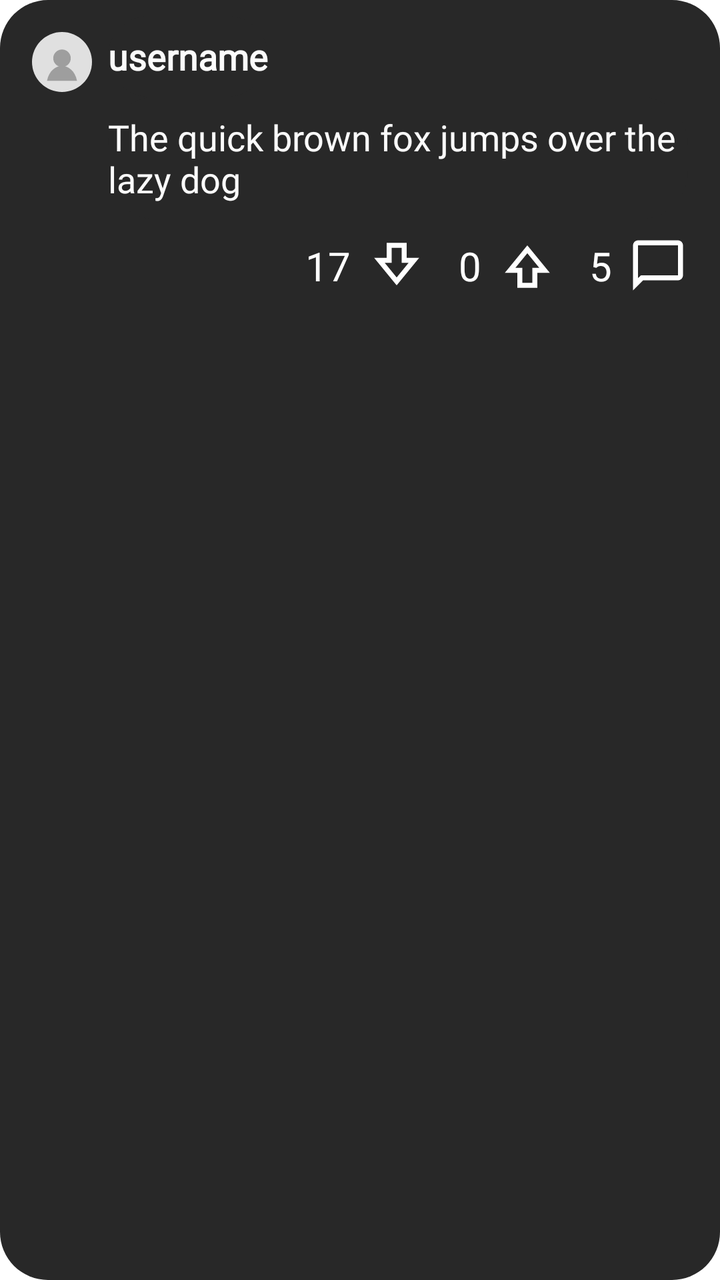
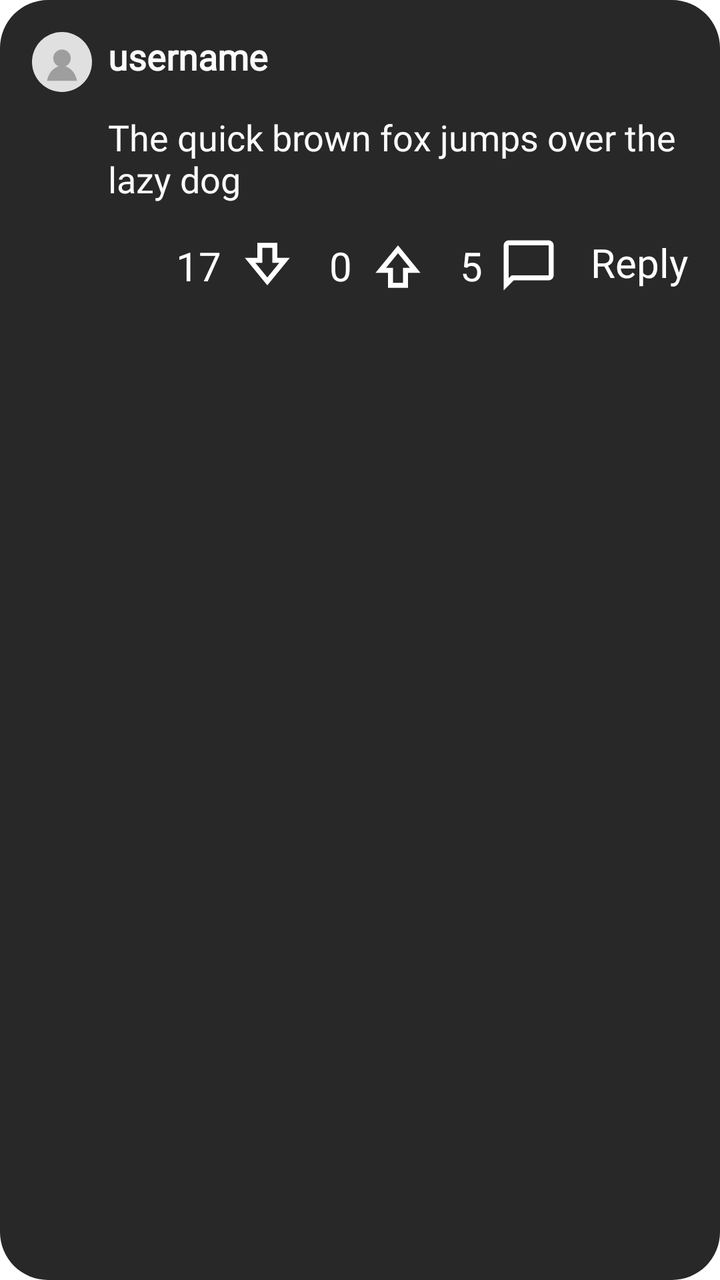

An Android layout rendered at two revisions. The XML below is the earlier revision; the diff shows what the commit changed to produce the second picture.
<!-- AndroidManifest.xml: application theme Theme.MyApplication_Java -->
<!-- res/layout/item_comment.xml -->
<?xml version="1.0" encoding="utf-8"?>
<androidx.constraintlayout.widget.ConstraintLayout xmlns:android="http://schemas.android.com/apk/res/android"
    android:layout_width="match_parent"
    android:layout_height="wrap_content"
    xmlns:app="http://schemas.android.com/apk/res-auto"
    xmlns:tools="http://schemas.android.com/tools"
    android:background="@drawable/rounded_box"
    android:padding="8dp">

    <TextView
        android:id="@+id/user_name"
        android:layout_width="wrap_content"
        android:layout_height="wrap_content"
        android:layout_marginStart="8dp"
        android:background="@drawable/rounded_box"
        android:fontFamily="@font/inter_bold"
        android:paddingTop="8dp"
        android:paddingBottom="8dp"
        android:text="username"
        android:textColor="#FBFBFB"
        android:textSize="18sp"
        android:textStyle="bold"
        app:layout_constraintStart_toEndOf="@+id/profile_picture"
        app:layout_constraintTop_toTopOf="parent" />

    <ImageView
        android:id="@+id/profile_picture"
        android:layout_width="30dp"
        android:layout_height="30dp"
        android:layout_marginStart="8dp"
        android:layout_marginTop="8dp"
        app:layout_constraintStart_toStartOf="parent"
        app:layout_constraintTop_toTopOf="parent"
        android:src="@drawable/profile_placeholder" />

    <TextView
        android:id="@+id/content_text"
        android:layout_width="0dp"
        android:layout_height="wrap_content"
        android:layout_marginStart="8dp"
        android:layout_marginEnd="8dp"
        android:background="@drawable/rounded_box"
        android:fontFamily="@font/inter"
        android:paddingTop="8dp"
        android:paddingBottom="8dp"
        android:text="The quick brown fox jumps over the lazy dog"
        android:textColor="#FBFBFB"
        android:textSize="18sp"
        app:layout_constraintEnd_toEndOf="parent"
        app:layout_constraintStart_toEndOf="@+id/profile_picture"
        app:layout_constraintTop_toBottomOf="@id/user_name" />

    <ImageView
        android:id="@+id/comments_icon"
        android:layout_width="30dp"
        android:layout_height="30dp"
        android:layout_marginTop="8dp"
        android:layout_marginEnd="8dp"
        android:src="@drawable/comment_bubble_icon"
        app:layout_constraintEnd_toEndOf="parent"
        app:layout_constraintTop_toBottomOf="@id/content_text" />

    <TextView
        android:id="@+id/comments_num"
        android:layout_width="wrap_content"
        android:layout_height="wrap_content"
        android:layout_marginEnd="8dp"
        android:fontFamily="@font/inter_bold"
        android:text="5"
        android:textColor="#FFFFFF"
        android:textSize="20sp"
        app:layout_constraintBottom_toBottomOf="@+id/comments_icon"
        app:layout_constraintEnd_toStartOf="@+id/comments_icon"
        app:layout_constraintTop_toTopOf="@+id/comments_icon" />

    <ImageView
        android:id="@+id/upvote_icon"
        android:layout_width="30dp"
        android:layout_height="30dp"
        android:layout_marginEnd="16dp"
        android:src="@drawable/upvote_icon"
        app:layout_constraintBottom_toBottomOf="@+id/comments_icon"
        app:layout_constraintEnd_toStartOf="@id/comments_num"
        app:layout_constraintTop_toTopOf="@+id/comments_icon" />

    <TextView
        android:id="@+id/upvotes_num"
        android:layout_width="wrap_content"
        android:layout_height="wrap_content"
        android:layout_marginEnd="8dp"
        android:fontFamily="@font/inter_bold"
        android:text="0"
        android:textColor="#FFFFFF"
        android:textSize="20sp"
        app:layout_constraintBottom_toBottomOf="@+id/comments_icon"
        app:layout_constraintEnd_toStartOf="@+id/upvote_icon"
        app:layout_constraintTop_toTopOf="@+id/comments_icon" />

    <ImageView
        android:id="@+id/downvote_icon"
        android:layout_width="30dp"
        android:layout_height="30dp"
        android:layout_marginEnd="16dp"
        android:src="@drawable/downvote_icon"
        app:layout_constraintBottom_toBottomOf="@+id/comments_icon"
        app:layout_constraintEnd_toStartOf="@id/upvotes_num"
        app:layout_constraintTop_toTopOf="@+id/comments_icon" />

    <TextView
        android:id="@+id/downvotes_num"
        android:layout_width="wrap_content"
        android:layout_height="wrap_content"
        android:layout_marginEnd="8dp"
        android:fontFamily="@font/inter_bold"
        android:text="17"
        android:textColor="#FFFFFF"
        android:textSize="20sp"
        app:layout_constraintBottom_toBottomOf="@+id/comments_icon"
        app:layout_constraintEnd_toStartOf="@+id/downvote_icon"
        app:layout_constraintTop_toTopOf="@+id/comments_icon" />

</androidx.constraintlayout.widget.ConstraintLayout>
<!-- resources referenced by this layout -->
<resources>
  <!-- drawable comment_bubble_icon (drawable) -->
  <vector xmlns:android="http://schemas.android.com/apk/res/android" android:height="24dp" android:tint="#FFFFFF" android:viewportHeight="960" android:viewportWidth="960" android:width="24dp">
        
      <path android:fillColor="@android:color/white" android:pathData="M80,880L80,160Q80,127 103.5,103.5Q127,80 160,80L800,80Q833,80 856.5,103.5Q880,127 880,160L880,640Q880,673 856.5,696.5Q833,720 800,720L240,720L80,880ZM206,640L800,640Q800,640 800,640Q800,640 800,640L800,160Q800,160 800,160Q800,160 800,160L160,160Q160,160 160,160Q160,160 160,160L160,685L206,640ZM160,640L160,640L160,160Q160,160 160,160Q160,160 160,160L160,160Q160,160 160,160Q160,160 160,160L160,640Q160,640 160,640Q160,640 160,640Z"/>
      
  </vector>
  <!-- drawable downvote_icon (drawable) -->
  <vector xmlns:android="http://schemas.android.com/apk/res/android" android:height="24dp" android:tint="#FFFFFF" android:viewportHeight="960" android:viewportWidth="960" android:width="24dp">
  
      <group
          android:pivotX="480"
          android:pivotY="480"
          android:rotation="180">
  
          <path android:fillColor="@android:color/white" android:pathData="M320,840L320,600L120,600L480,160L840,600L640,600L640,840L320,840ZM400,760L560,760L560,520L671,520L480,286L289,520L400,520L400,760ZM480,520L480,520L480,520L480,520L480,520L480,520L480,520Z"/>
      </group>
  
  </vector>
  <!-- drawable profile_placeholder (drawable) -->
  <vector xmlns:android="http://schemas.android.com/apk/res/android"
      android:width="96dp"
      android:height="96dp"
      android:viewportWidth="96"
      android:viewportHeight="96">
  
      
      <path
          android:fillColor="#E0E0E0"
          android:pathData="M48,48m-48,0a48,48 0,1 1,96 0a48,48 0,1 1,-96 0" />
  
      
      <path
          android:fillColor="#9E9E9E"
          android:pathData="M48,42m-14,0a14,14 0,1 1,28 0a14,14 0,1 1,-28 0" />
  
      
      <path
          android:fillColor="#9E9E9E"
          android:pathData="M24,78c3,-16 14,-24 24,-24s21,8 24,24z" />
  
  </vector>
  <!-- drawable rounded_box (drawable) -->
  <shape xmlns:android="http://schemas.android.com/apk/res/android">
  
      <solid android:color="#282828"/>
  
      <corners android:radius="24dp"/>
  
  </shape>
  <!-- drawable upvote_icon (drawable) -->
  <vector xmlns:android="http://schemas.android.com/apk/res/android" android:height="24dp" android:tint="#FFFFFF" android:viewportHeight="960" android:viewportWidth="960" android:width="24dp">
        
      <path android:fillColor="@android:color/white" android:pathData="M320,840L320,600L120,600L480,160L840,600L640,600L640,840L320,840ZM400,760L560,760L560,520L671,520L480,286L289,520L400,520L400,760ZM480,520L480,520L480,520L480,520L480,520L480,520L480,520Z"/>
      
  </vector>
  <style name="Theme.MyApplication_Java" parent="Theme.MaterialComponents.DayNight.NoActionBar">
          
          <item name="colorPrimary">@color/purple_500</item>
          <item name="colorPrimaryVariant">@color/purple_700</item>
          <item name="colorOnPrimary">@color/white</item>
          
          <item name="colorSecondary">@color/teal_200</item>
          <item name="colorSecondaryVariant">@color/teal_700</item>
          <item name="colorOnSecondary">@color/black</item>
          
          <item name="android:statusBarColor">?attr/colorPrimaryVariant</item>
          
      </style>
  <color name="purple_500">#FF6200EE</color>
  <color name="purple_700">#FF3700B3</color>
  <color name="white">#FFFFFFFF</color>
  <color name="teal_200">#FF03DAC5</color>
  <color name="teal_700">#FF018786</color>
  <color name="black">#FF000000</color>
</resources>

<!-- the commit's change to res/layout/item_comment.xml (unified diff, before → after) -->
@@ -1,3 +1,151 @@
+<?xml version="1.0" encoding="utf-8"?>
+<androidx.constraintlayout.widget.ConstraintLayout xmlns:android="http://schemas.android.com/apk/res/android"
+    android:layout_width="match_parent"
+    android:layout_height="wrap_content"
+    xmlns:app="http://schemas.android.com/apk/res-auto"
+    xmlns:tools="http://schemas.android.com/tools"
+    android:background="@drawable/rounded_box"
+    android:paddingBottom="16dp"
+    android:padding="8dp">
+
+    <TextView
+        android:id="@+id/user_name"
+        android:layout_width="wrap_content"
+        android:layout_height="wrap_content"
+        android:layout_marginStart="8dp"
+        android:background="@drawable/rounded_box"
+        android:fontFamily="@font/inter_bold"
+        android:paddingTop="8dp"
+        android:paddingBottom="8dp"
+        android:text="username"
+        android:textColor="#FBFBFB"
+        android:textSize="18sp"
+        android:textStyle="bold"
+        app:layout_constraintStart_toEndOf="@+id/profile_picture"
+        app:layout_constraintTop_toTopOf="parent" />
+
+    <ImageView
+        android:id="@+id/profile_picture"
+        android:layout_width="30dp"
+        android:layout_height="30dp"
+        android:layout_marginStart="8dp"
+        android:layout_marginTop="8dp"
+        app:layout_constraintStart_toStartOf="parent"
+        app:layout_constraintTop_toTopOf="parent"
+        android:src="@drawable/profile_placeholder" />
+
+    <TextView
+        android:id="@+id/content_text"
+        android:layout_width="0dp"
+        android:layout_height="wrap_content"
+        android:layout_marginStart="8dp"
+        android:layout_marginEnd="8dp"
+        android:background="@drawable/rounded_box"
+        android:fontFamily="@font/inter"
+        android:paddingTop="8dp"
+        android:paddingBottom="8dp"
+        android:text="The quick brown fox jumps over the lazy dog"
+        android:textColor="#FBFBFB"
+        android:textSize="18sp"
+        app:layout_constraintEnd_toEndOf="parent"
+        app:layout_constraintStart_toEndOf="@+id/profile_picture"
+        app:layout_constraintTop_toBottomOf="@id/user_name" />
+
+    <ImageView
+        android:id="@+id/comments_icon"
+        android:layout_width="30dp"
+        android:layout_height="30dp"
+        android:layout_marginTop="8dp"
+        android:layout_marginRight="16dp"
+        android:src="@drawable/comment_bubble_icon"
+        app:layout_constraintRight_toLeftOf="@id/reply_button"
+        app:layout_constraintTop_toBottomOf="@id/content_text" />
+
+    <TextView
+        android:id="@+id/comments_num"
+        android:layout_width="wrap_content"
+        android:layout_height="wrap_content"
+        android:layout_marginEnd="8dp"
+        android:fontFamily="@font/inter_bold"
+        android:text="5"
+        android:textColor="#FFFFFF"
+        android:textSize="20sp"
+        app:layout_constraintBottom_toBottomOf="@+id/comments_icon"
+        app:layout_constraintEnd_toStartOf="@+id/comments_icon"
+        app:layout_constraintTop_toTopOf="@+id/comments_icon" />
+
+    <ImageView
+        android:id="@+id/upvote_icon"
+        android:layout_width="30dp"
+        android:layout_height="30dp"
+        android:layout_marginEnd="16dp"
+        android:src="@drawable/upvote_icon"
+        app:layout_constraintBottom_toBottomOf="@+id/comments_icon"
+        app:layout_constraintEnd_toStartOf="@id/comments_num"
+        app:layout_constraintTop_toTopOf="@+id/comments_icon" />
+
+    <TextView
+        android:id="@+id/upvotes_num"
+        android:layout_width="wrap_content"
+        android:layout_height="wrap_content"
+        android:layout_marginEnd="8dp"
+        android:fontFamily="@font/inter_bold"
+        android:text="0"
+        android:textColor="#FFFFFF"
+        android:textSize="20sp"
+        app:layout_constraintBottom_toBottomOf="@+id/comments_icon"
+        app:layout_constraintEnd_toStartOf="@+id/upvote_icon"
+        app:layout_constraintTop_toTopOf="@+id/comments_icon" />
+
+    <ImageView
+        android:id="@+id/downvote_icon"
+        android:layout_width="30dp"
+        android:layout_height="30dp"
+        android:layout_marginEnd="16dp"
+        android:src="@drawable/downvote_icon"
+        app:layout_constraintBottom_toBottomOf="@+id/comments_icon"
+        app:layout_constraintEnd_toStartOf="@id/upvotes_num"
+        app:layout_constraintTop_toTopOf="@+id/comments_icon" />
+
+    <TextView
+        android:id="@+id/downvotes_num"
+        android:layout_width="wrap_content"
+        android:layout_height="wrap_content"
+        android:layout_marginEnd="8dp"
+        android:fontFamily="@font/inter_bold"
+        android:text="17"
+        android:textColor="#FFFFFF"
+        android:textSize="20sp"
+        app:layout_constraintBottom_toBottomOf="@+id/comments_icon"
+        app:layout_constraintEnd_toStartOf="@+id/downvote_icon"
+        app:layout_constraintTop_toTopOf="@+id/comments_icon" />
+
+    <TextView
+        android:id="@+id/reply_button"
+        android:layout_width="wrap_content"
+        android:layout_height="wrap_content"
+        android:layout_marginEnd="8dp"
+        android:fontFamily="@font/inter_bold"
+        android:text="Reply"
+        android:textColor="#FFFFFF"
+        android:textSize="20sp"
+        app:layout_constraintEnd_toEndOf="parent"
+        app:layout_constraintTop_toTopOf="@+id/comments_icon" />
+
+    <include
+        android:id="@+id/comment_box"
+        layout="@layout/item_reply"
+        android:layout_width="match_parent"
+        android:layout_height="wrap_content"
+        android:layout_marginTop="16dp"
+        android:visibility="gone"
+        app:layout_constraintEnd_toEndOf="parent"
+        app:layout_constraintStart_toStartOf="parent"
+        app:layout_constraintTop_toBottomOf="@+id/reply_button" />
+
+
+</androidx.constraintlayout.widget.ConstraintLayout>
+<!-- res/layout/item_reply.xml (included above) -->
 <?xml version="1.0" encoding="utf-8"?>
 <androidx.constraintlayout.widget.ConstraintLayout xmlns:android="http://schemas.android.com/apk/res/android"
     android:layout_width="match_parent"
@@ -7,22 +155,6 @@
     android:background="@drawable/rounded_box"
     android:padding="8dp">
 
-    <TextView
-        android:id="@+id/user_name"
-        android:layout_width="wrap_content"
-        android:layout_height="wrap_content"
-        android:layout_marginStart="8dp"
-        android:background="@drawable/rounded_box"
-        android:fontFamily="@font/inter_bold"
-        android:paddingTop="8dp"
-        android:paddingBottom="8dp"
-        android:text="username"
-        android:textColor="#FBFBFB"
-        android:textSize="18sp"
-        android:textStyle="bold"
-        app:layout_constraintStart_toEndOf="@+id/profile_picture"
-        app:layout_constraintTop_toTopOf="parent" />
-
     <ImageView
         android:id="@+id/profile_picture"
         android:layout_width="30dp"
@@ -33,90 +165,54 @@
         app:layout_constraintTop_toTopOf="parent"
         android:src="@drawable/profile_placeholder" />
 
-    <TextView
-        android:id="@+id/content_text"
+    <EditText
+        android:id="@+id/reply_text"
         android:layout_width="0dp"
         android:layout_height="wrap_content"
         android:layout_marginStart="8dp"
         android:layout_marginEnd="8dp"
         android:background="@drawable/rounded_box"
         android:fontFamily="@font/inter"
+        android:hint="Reply"
         android:paddingTop="8dp"
         android:paddingBottom="8dp"
-        android:text="The quick brown fox jumps over the lazy dog"
+        android:minHeight="48dp"
         android:textColor="#FBFBFB"
+        android:textColorHint="@color/white"
         android:textSize="18sp"
         app:layout_constraintEnd_toEndOf="parent"
         app:layout_constraintStart_toEndOf="@+id/profile_picture"
-        app:layout_constraintTop_toBottomOf="@id/user_name" />
-
-    <ImageView
-        android:id="@+id/comments_icon"
-        android:layout_width="30dp"
-        android:layout_height="30dp"
-        android:layout_marginTop="8dp"
-        android:layout_marginEnd="8dp"
-        android:src="@drawable/comment_bubble_icon"
-        app:layout_constraintEnd_toEndOf="parent"
-        app:layout_constraintTop_toBottomOf="@id/content_text" />
-
-    <TextView
-        android:id="@+id/comments_num"
-        android:layout_width="wrap_content"
-        android:layout_height="wrap_content"
-        android:layout_marginEnd="8dp"
-        android:fontFamily="@font/inter_bold"
-        android:text="5"
-        android:textColor="#FFFFFF"
-        android:textSize="20sp"
-        app:layout_constraintBottom_toBottomOf="@+id/comments_icon"
-        app:layout_constraintEnd_toStartOf="@+id/comments_icon"
-        app:layout_constraintTop_toTopOf="@+id/comments_icon" />
-
-    <ImageView
-        android:id="@+id/upvote_icon"
-        android:layout_width="30dp"
-        android:layout_height="30dp"
+        app:layout_constraintTop_toTopOf="parent" />
+
+    <TextView
+        android:id="@+id/send_reply"
+        android:layout_width="wrap_content"
+        android:layout_height="wrap_content"
+        android:layout_marginTop="8dp"
+        android:layout_marginEnd="8dp"
+        android:layout_marginBottom="8dp"
+        android:fontFamily="@font/inter_bold"
+        android:text="Reply"
+        android:textColor="#FFFFFF"
+        android:textSize="20sp"
+        app:layout_constraintBottom_toBottomOf="parent"
+        app:layout_constraintEnd_toEndOf="parent"
+        app:layout_constraintTop_toBottomOf="@+id/reply_text" />
+
+    <TextView
+        android:id="@+id/cancel_button"
+        android:layout_width="wrap_content"
+        android:layout_height="wrap_content"
+        android:layout_marginTop="8dp"
         android:layout_marginEnd="16dp"
-        android:src="@drawable/upvote_icon"
-        app:layout_constraintBottom_toBottomOf="@+id/comments_icon"
-        app:layout_constraintEnd_toStartOf="@id/comments_num"
-        app:layout_constraintTop_toTopOf="@+id/comments_icon" />
-
-    <TextView
-        android:id="@+id/upvotes_num"
-        android:layout_width="wrap_content"
-        android:layout_height="wrap_content"
-        android:layout_marginEnd="8dp"
-        android:fontFamily="@font/inter_bold"
-        android:text="0"
-        android:textColor="#FFFFFF"
-        android:textSize="20sp"
-        app:layout_constraintBottom_toBottomOf="@+id/comments_icon"
-        app:layout_constraintEnd_toStartOf="@+id/upvote_icon"
-        app:layout_constraintTop_toTopOf="@+id/comments_icon" />
-
-    <ImageView
-        android:id="@+id/downvote_icon"
-        android:layout_width="30dp"
-        android:layout_height="30dp"
-        android:layout_marginEnd="16dp"
-        android:src="@drawable/downvote_icon"
-        app:layout_constraintBottom_toBottomOf="@+id/comments_icon"
-        app:layout_constraintEnd_toStartOf="@id/upvotes_num"
-        app:layout_constraintTop_toTopOf="@+id/comments_icon" />
-
-    <TextView
-        android:id="@+id/downvotes_num"
-        android:layout_width="wrap_content"
-        android:layout_height="wrap_content"
-        android:layout_marginEnd="8dp"
-        android:fontFamily="@font/inter_bold"
-        android:text="17"
-        android:textColor="#FFFFFF"
-        android:textSize="20sp"
-        app:layout_constraintBottom_toBottomOf="@+id/comments_icon"
-        app:layout_constraintEnd_toStartOf="@+id/downvote_icon"
-        app:layout_constraintTop_toTopOf="@+id/comments_icon" />
+        android:layout_marginBottom="8dp"
+        android:fontFamily="@font/inter_bold"
+        android:text="Cancel"
+        android:textColor="#FFFFFF"
+        android:textSize="20sp"
+        app:layout_constraintBottom_toBottomOf="parent"
+        app:layout_constraintEnd_toStartOf="@+id/send_reply"
+        app:layout_constraintTop_toBottomOf="@+id/reply_text"
+        app:layout_constraintVertical_bias="1.0" />
 
 </androidx.constraintlayout.widget.ConstraintLayout>
